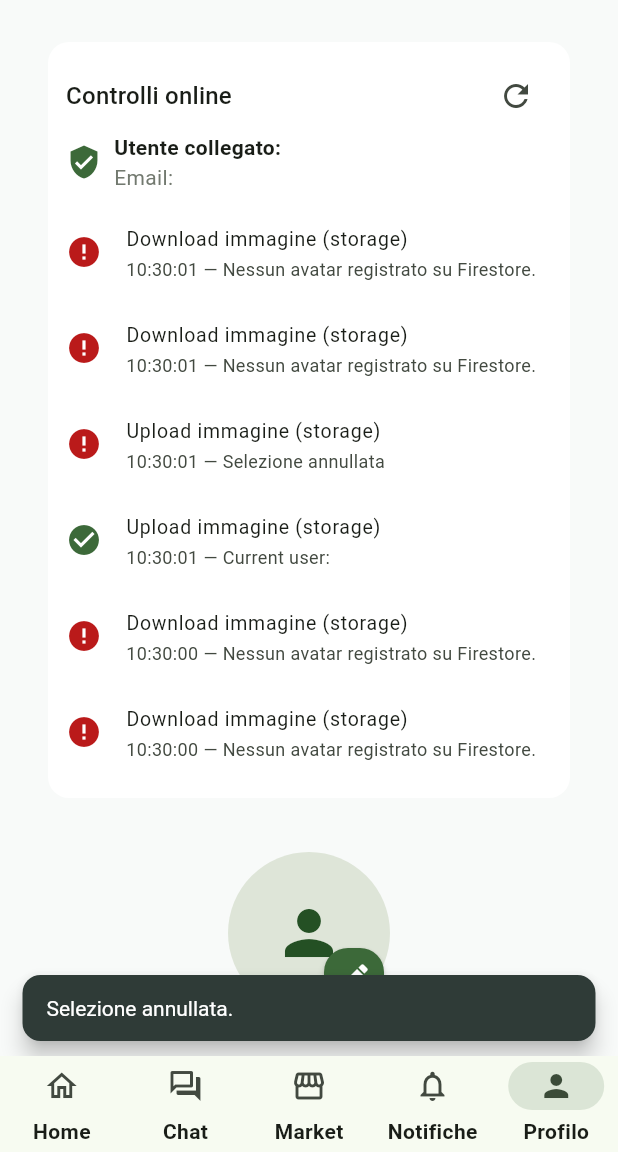
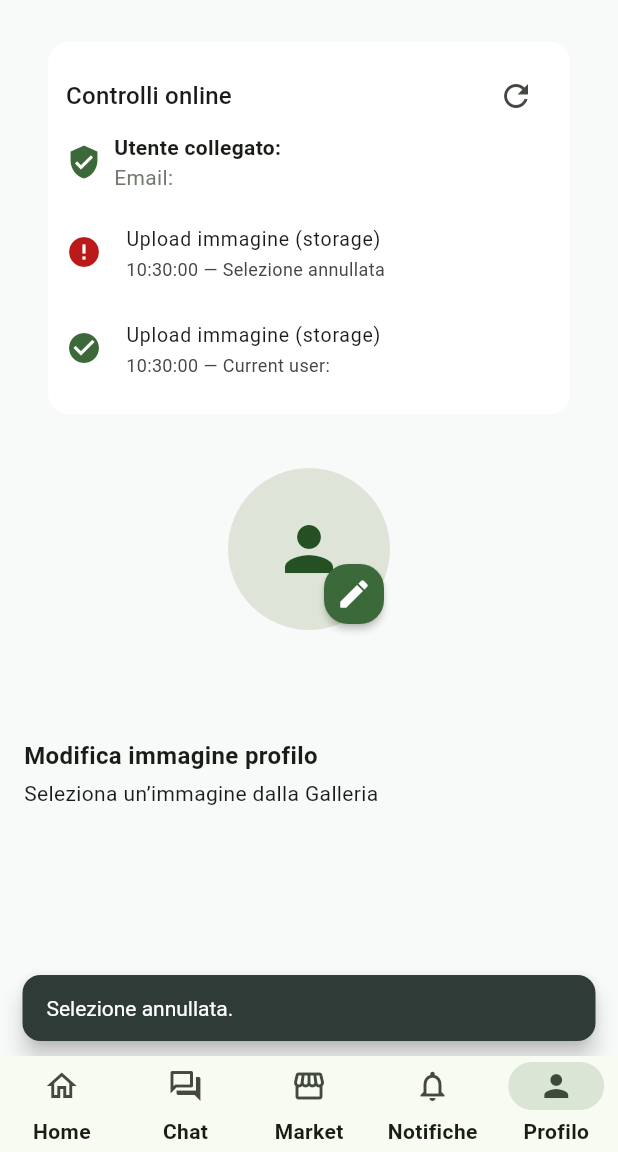
Before and after one commit to PAN-AWS/pan_app, a Flutter app: the screen it shows once a user with an empty profile is signed in, item 5 of the bottom bar chosen, after a tap on the "edit" icon, on a phone screen of 412 x 824 dp, the part 84-1236 px from its top. Run offline on Flutter 3.47's test engine with Material 3 defaults, Android fonts, the phone set to English and light mode, and no system bars; our stand-ins replace cloud_firestore, firebase_auth, firebase_core, firebase_storage, google_sign_in, image_picker; missing offline and left inert: dart:html; accounts and stored records are empty.

Commit message:
Simplify profile avatar upload

```diff
--- a/lib/features/profile/profile_page.dart
+++ b/lib/features/profile/profile_page.dart
@@ -23,11 +23,9 @@ class _ProfilePageState extends State<ProfilePage> {
   final _picker = ImagePicker();
 
   bool _busy = false;
+
   /// URL locale (con cache bust) dell’avatar appena caricato.
   String? _avatarUrl;
-  String? _lastFirestoreAvatarUrl;
-  Timestamp? _lastFirestoreUpdatedAt;
-  bool _loggedFirestoreError = false;
 
   @override
   void initState() {
@@ -90,9 +88,12 @@ class _ProfilePageState extends State<ProfilePage> {
       // 2) Bytes + metadata
       final Uint8List bytes = await picked.readAsBytes();
 
-      // Usa il bucket configurato dall’SDK (firebase_options) per evitare mismatch
-      // tra upload e download (web usa appspot.com).
-      final FirebaseStorage storage = FirebaseStorage.instance;
+      // Bucket corretto preso dalla console Storage
+      const String targetBucket = 'pan-nativa-progetto.firebasestorage.app';
+
+      // Istanziamo FirebaseStorage puntando esplicitamente a quel bucket
+      final FirebaseStorage storage =
+          FirebaseStorage.instanceFor(bucket: targetBucket);
 
       // ref sul percorso public_profiles/<uid>/avatar.jpg
       final ref = storage
@@ -102,15 +103,17 @@ class _ProfilePageState extends State<ProfilePage> {
           .child('avatar.jpg');
 
       // metadata (content-type)
-      final metadata = SettableMetadata(
-        contentType: _inferContentType(picked.name),
-      );
+      final metadata =
+          SettableMetadata(contentType: _inferContentType(picked.name));
 
       // log di debug utili
       final configuredBucket = Firebase.app().options.storageBucket;
       debugPrint('[PROFILE] storage bucket configured=$configuredBucket');
       debugPrint('[AVATAR] storage bucket=${storage.bucket}');
-      debugPrint('[PROFILE] upload to ${ref.fullPath} contentType=${metadata.contentType} size=${bytes.lengthInBytes}');
+      debugPrint(
+        '[PROFILE] upload to ${ref.fullPath} '
+        'contentType=${metadata.contentType} size=${bytes.lengthInBytes}',
+      );
 
       SyncStatusController.instance.add(
         title: 'Upload immagine',
@@ -161,24 +164,34 @@ class _ProfilePageState extends State<ProfilePage> {
         rethrow;
       }
 
-      // 3b) Verifica che l'oggetto sia effettivamente sul bucket.
-      await _verifyStorageObject(ref);
+      // 4) URL di download
+      final url = await ref.getDownloadURL();
+      debugPrint('[PROFILE] got URL: $url');
+      SyncStatusController.instance.add(
+        title: 'Upload immagine',
+        message: 'URL ottenuto',
+        success: true,
+        category: 'storage',
+      );
 
-      // 4) URL di download
-      final url = await _getDownloadUrlWithLog(ref);
-
-      // 5) Aggiorna Auth + Firestore (public profile consigliato)
+      // 5) Aggiorna Auth + Firestore (public profile + users)
       await user.updatePhotoURL(url);
 
       await Future.wait([
-        _db.collection('public_profiles').doc(user.uid).set({
-          'avatarUrl': url,
-          'updatedAt': FieldValue.serverTimestamp(),
-        }, SetOptions(merge: true)),
-        _db.collection('users').doc(user.uid).set({
-          'photoURL': url,
-          'updatedAt': FieldValue.serverTimestamp(),
-        }, SetOptions(merge: true)),
+        _db.collection('public_profiles').doc(user.uid).set(
+          {
+            'avatarUrl': url,
+            'updatedAt': FieldValue.serverTimestamp(),
+          },
+          SetOptions(merge: true),
+        ),
+        _db.collection('users').doc(user.uid).set(
+          {
+            'photoURL': url,
+            'updatedAt': FieldValue.serverTimestamp(),
+          },
+          SetOptions(merge: true),
+        ),
       ]);
 
       debugPrint('[PROFILE] auth+firestore (private+public) updated');
@@ -193,7 +206,7 @@ class _ProfilePageState extends State<ProfilePage> {
       await user.reload();
       if (!mounted) return;
       setState(() {
-        _avatarUrl = _withCacheBust(url);
+        _avatarUrl = '$url?ts=${DateTime.now().millisecondsSinceEpoch}';
       });
       _snack('Immagine profilo aggiornata.');
     } on FirebaseException catch (e) {
@@ -225,109 +238,10 @@ class _ProfilePageState extends State<ProfilePage> {
     }
   }
 
-  Future<void> _verifyStorageObject(Reference ref) async {
-    try {
-      SyncStatusController.instance.add(
-        title: 'Download immagine',
-        message: 'Verifica presenza oggetto su ${ref.fullPath}',
-        success: true,
-        category: 'storage',
-      );
-      final meta = await ref.getMetadata();
-      debugPrint(
-        '[PROFILE] metadata: bucket=${meta.bucket} ct=${meta.contentType} size=${meta.size} updated=${meta.updated}',
-      );
-      SyncStatusController.instance.add(
-        title: 'Download immagine',
-        message:
-            'Metadata ok: ${meta.bucket}/${ref.fullPath} (${meta.size ?? 0} bytes)',
-        success: true,
-        category: 'storage',
-      );
-    } on FirebaseException catch (e) {
-      debugPrint('[PROFILE][METADATA-ERROR] code=${e.code} message=${e.message}');
-      SyncStatusController.instance.add(
-        title: 'Download immagine',
-        message:
-            'Impossibile leggere metadata su ${ref.fullPath}: ${e.code}',
-        success: false,
-        category: 'storage',
-      );
-      rethrow;
-    }
-  }
-
-  Future<String> _getDownloadUrlWithLog(Reference ref) async {
-    try {
-      SyncStatusController.instance.add(
-        title: 'Download immagine',
-        message: 'Richiesta download URL',
-        success: true,
-        category: 'storage',
-      );
-      final url = await ref.getDownloadURL();
-      debugPrint('[PROFILE] got URL: $url');
-      SyncStatusController.instance.add(
-        title: 'Download immagine',
-        message: 'URL ottenuto correttamente',
-        success: true,
-        category: 'storage',
-      );
-      return url;
-    } on FirebaseException catch (e) {
-      debugPrint('[PROFILE][GET-URL-ERROR] code=${e.code} message=${e.message}');
-      SyncStatusController.instance.add(
-        title: 'Download immagine',
-        message: 'Errore download URL: ${e.code}',
-        success: false,
-        category: 'storage',
-      );
-      rethrow;
-    }
-  }
-
-  void _logFirestoreAvatarState(String url, Timestamp? updatedAt) {
-    final sameUrl = url == _lastFirestoreAvatarUrl;
-    final sameTs = (_lastFirestoreUpdatedAt?.millisecondsSinceEpoch ?? 0) ==
-        (updatedAt?.millisecondsSinceEpoch ?? 0);
-    if (sameUrl && sameTs) return;
-
-    _lastFirestoreAvatarUrl = url;
-    _lastFirestoreUpdatedAt = updatedAt;
-
-    if (url.isEmpty) {
-      SyncStatusController.instance.add(
-        title: 'Download immagine',
-        message: 'Nessun avatar registrato su Firestore.',
-        success: false,
-        category: 'storage',
-      );
-      return;
-    }
-
-    final ts = updatedAt?.toDate().toIso8601String() ?? 'n/d';
-    SyncStatusController.instance.add(
-      title: 'Download immagine',
-      message: 'Avatar Firestore trovato (ts=$ts)',
-      success: true,
-      category: 'storage',
-    );
-  }
-
   void _snack(String msg) {
     if (!mounted) return;
     ScaffoldMessenger.of(context)
         .showSnackBar(SnackBar(content: Text(msg)));
-  }
-
-  String _withCacheBust(String url, {Timestamp? updatedAt}) {
-    if (url.isEmpty) return url;
-    final uri = Uri.parse(url);
-    final params = Map<String, String>.from(uri.queryParameters);
-    params['ts'] =
-        (updatedAt?.millisecondsSinceEpoch ?? DateTime.now().millisecondsSinceEpoch)
-            .toString();
-    return uri.replace(queryParameters: params).toString();
   }
 
   @override
@@ -353,36 +267,16 @@ class _ProfilePageState extends State<ProfilePage> {
         return StreamBuilder<DocumentSnapshot>(
           stream: docRef.snapshots(),
           builder: (context, sDoc) {
-            if (sDoc.hasError && !_loggedFirestoreError) {
-              _loggedFirestoreError = true;
-              SyncStatusController.instance.add(
-                title: 'Download immagine',
-                message:
-                    'Errore Firestore (${sDoc.error.runtimeType}): ${sDoc.error}',
-                success: false,
-                category: 'storage',
-              );
-            }
-
-            if (!sDoc.hasError && _loggedFirestoreError) {
-              _loggedFirestoreError = false;
-            }
-
-            final data = (sDoc.data?.data() as Map<String, dynamic>?) ?? {};
-            final Timestamp? updatedAt = data['updatedAt'] is Timestamp
-                ? (data['updatedAt'] as Timestamp)
-                : null;
+            final data =
+                (sDoc.data?.data() as Map<String, dynamic>?) ?? {};
             final String firestoreAvatar =
-                (data['avatarUrl'] is String && (data['avatarUrl'] as String).trim().isNotEmpty)
+                (data['avatarUrl'] is String &&
+                        (data['avatarUrl'] as String).trim().isNotEmpty)
                     ? (data['avatarUrl'] as String).trim()
                     : '';
-            _logFirestoreAvatarState(firestoreAvatar, updatedAt);
-            final String firestoreAvatarWithCacheBust = firestoreAvatar.isNotEmpty
-                ? _withCacheBust(firestoreAvatar, updatedAt: updatedAt)
-                : '';
             final String displayAvatar = _avatarUrl ??
-                (firestoreAvatarWithCacheBust.isNotEmpty
-                    ? firestoreAvatarWithCacheBust
+                (firestoreAvatar.isNotEmpty
+                    ? firestoreAvatar
                     : (user.photoURL ?? ''));
 
             final String photoUrl = displayAvatar;
```
